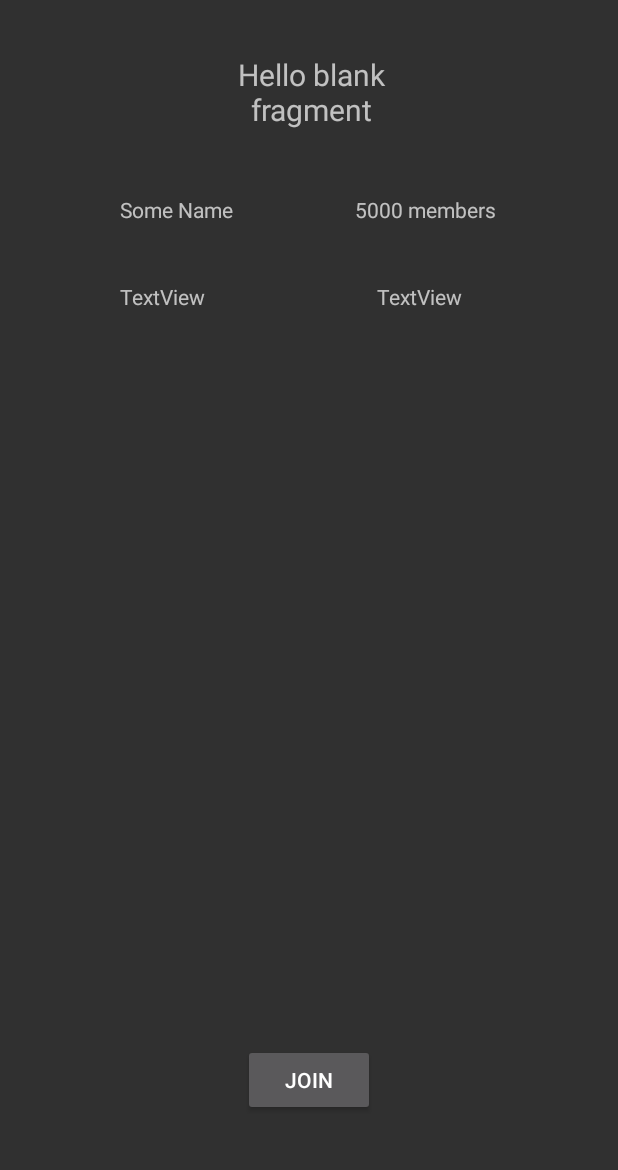
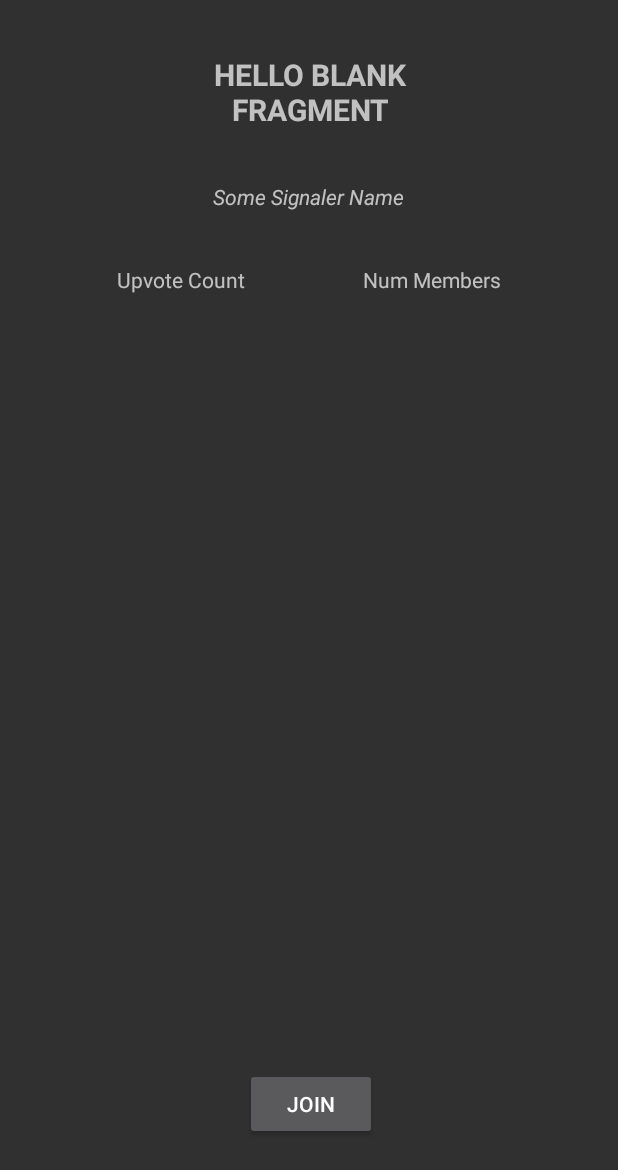
Before and after one commit to ginomcfino/Vesper_Android, an Android app: the layout fragment_groups_detail.xml on its own in the app's theme, with its tools: preview values and no code run, on a phone screen of 412 x 824 dp. Shown: the top 1170 px of the screen. Run offline under Robolectric (Android 15) with nearby library versions, the phone set to English and light mode, and no system bars.

Commit message:
more updates

```diff
--- a/app/src/main/res/layout/fragment_groups_detail.xml
+++ b/app/src/main/res/layout/fragment_groups_detail.xml
@@ -14,13 +14,15 @@
 
         <TextView
             android:id="@+id/txtGroupName"
-            android:layout_width="100dp"
-            android:layout_height="50dp"
+            android:layout_width="215dp"
+            android:layout_height="49dp"
             android:layout_marginTop="36dp"
             android:capitalize="characters"
             android:gravity="center"
             android:text="@string/hello_blank_fragment"
+            android:textAllCaps="true"
             android:textSize="20sp"
+            android:textStyle="bold"
             app:layout_constraintEnd_toEndOf="parent"
             app:layout_constraintHorizontal_bias="0.504"
             app:layout_constraintStart_toStartOf="parent"
@@ -30,56 +32,46 @@
             android:id="@+id/button"
             android:layout_width="wrap_content"
             android:layout_height="wrap_content"
-            android:layout_marginBottom="80dp"
+            android:layout_marginBottom="64dp"
             android:text="@string/join_group"
             app:layout_constraintBottom_toBottomOf="parent"
             app:layout_constraintEnd_toEndOf="parent"
-            app:layout_constraintHorizontal_bias="0.5"
+            app:layout_constraintHorizontal_bias="0.504"
             app:layout_constraintStart_toStartOf="parent" />
 
         <TextView
             android:id="@+id/SignalerName"
             android:layout_width="wrap_content"
             android:layout_height="wrap_content"
-            android:layout_marginStart="80dp"
-            android:layout_marginTop="44dp"
-            android:text="Some Name"
+            android:layout_marginTop="36dp"
+            android:gravity="center"
+            android:text="Some Signaler Name"
+            android:textStyle="italic"
+            app:layout_constraintEnd_toEndOf="parent"
+            app:layout_constraintHorizontal_bias="0.498"
             app:layout_constraintStart_toStartOf="parent"
             app:layout_constraintTop_toBottomOf="@+id/txtGroupName" />
-
-        <TextView
-            android:id="@+id/NumMembers"
-            android:layout_width="wrap_content"
-            android:layout_height="wrap_content"
-            android:text="5000 members"
-            app:layout_constraintBottom_toBottomOf="@+id/SignalerName"
-            app:layout_constraintEnd_toEndOf="parent"
-            app:layout_constraintHorizontal_bias="0.5"
-            app:layout_constraintStart_toEndOf="@+id/SignalerName"
-            app:layout_constraintTop_toTopOf="@+id/SignalerName"
-            app:layout_constraintVertical_bias="0.0" />
 
         <TextView
             android:id="@+id/textView6"
             android:layout_width="wrap_content"
             android:layout_height="wrap_content"
-            android:layout_marginStart="80dp"
-            android:layout_marginTop="32dp"
-            android:text="TextView"
-            app:layout_constraintBottom_toTopOf="@+id/button"
+            android:layout_marginTop="36dp"
+            android:text="Upvote Count"
+            app:layout_constraintEnd_toStartOf="@+id/textView7"
+            app:layout_constraintHorizontal_bias="0.5"
             app:layout_constraintStart_toStartOf="parent"
-            app:layout_constraintTop_toBottomOf="@+id/SignalerName"
-            app:layout_constraintVertical_bias="0.013" />
+            app:layout_constraintTop_toBottomOf="@+id/SignalerName" />
 
         <TextView
             android:id="@+id/textView7"
             android:layout_width="wrap_content"
             android:layout_height="wrap_content"
-            android:text="TextView"
+            android:text="Num Members"
             app:layout_constraintBottom_toBottomOf="@+id/textView6"
             app:layout_constraintEnd_toEndOf="parent"
-            app:layout_constraintHorizontal_bias="0.708"
-            app:layout_constraintStart_toStartOf="parent"
+            app:layout_constraintHorizontal_bias="0.5"
+            app:layout_constraintStart_toEndOf="@+id/textView6"
             app:layout_constraintTop_toTopOf="@+id/textView6"
             app:layout_constraintVertical_bias="0.0" />
 
--- a/app/src/main/res/layout/group_item.xml
+++ b/app/src/main/res/layout/group_item.xml
@@ -10,6 +10,7 @@
         android:id="@+id/txtGroupName"
         android:layout_width="wrap_content"
         android:layout_height="wrap_content"
+        android:layout_marginTop="20dp"
         android:text="Smith 1"
         app:layout_constraintBottom_toTopOf="@+id/textView"
         app:layout_constraintEnd_toStartOf="@+id/textView2"
@@ -21,6 +22,7 @@
         android:id="@+id/textView"
         android:layout_width="wrap_content"
         android:layout_height="wrap_content"
+        android:layout_marginBottom="20dp"
         android:text="Group Description"
         app:layout_constraintBottom_toBottomOf="parent"
         app:layout_constraintEnd_toStartOf="@+id/textView3"
```
